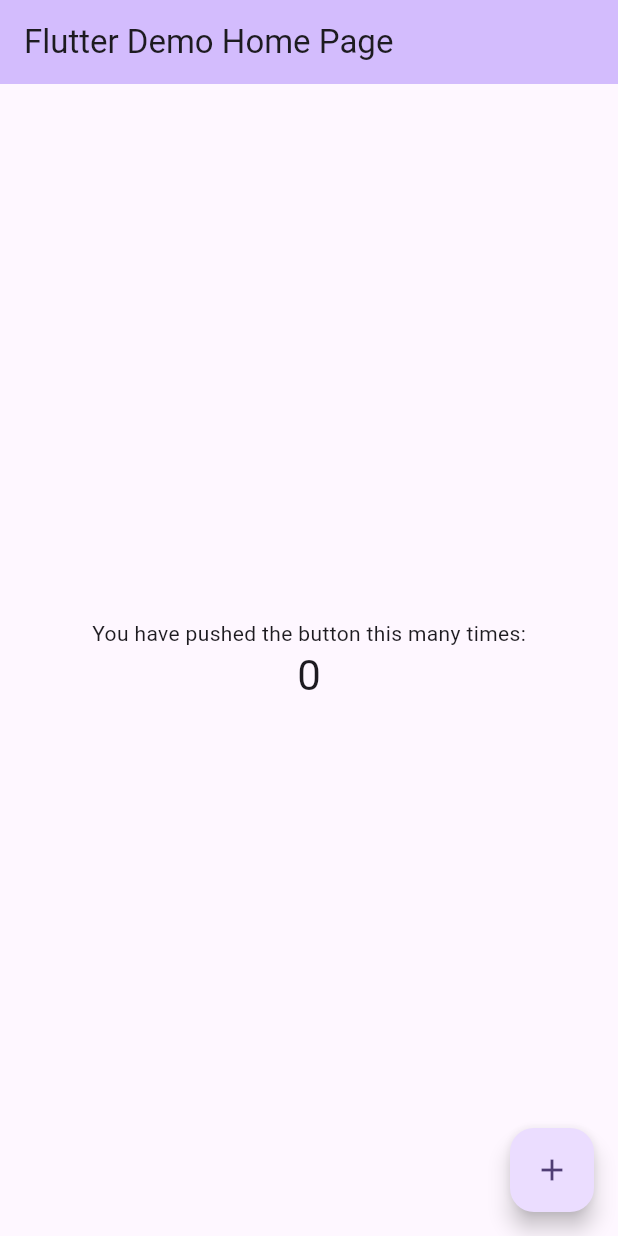
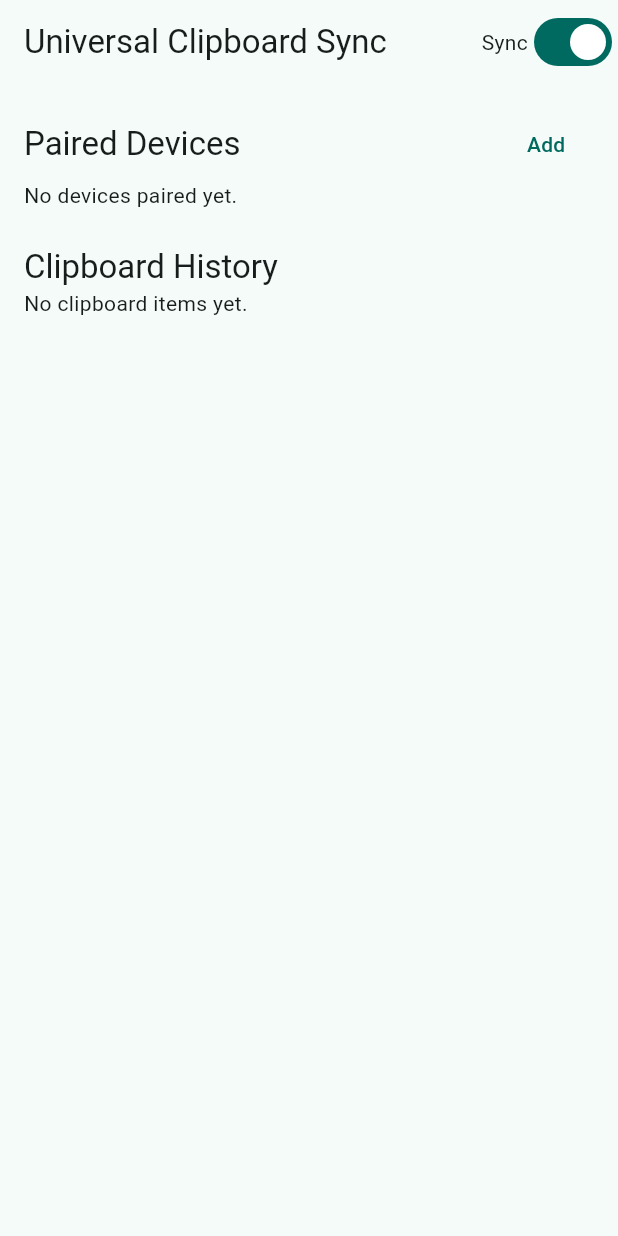
Before and after one commit to divyanshisaini100/James-Bond-Sync, a Flutter app: the screen it shows after launch, on a phone screen of 412 x 824 dp. Run offline on Flutter 3.47's test engine with Material 3 defaults, Android fonts, the phone set to English and light mode, and no system bars.

Commit message:
feat: scaffold client sync architecture

```diff
--- /dev/null
+++ b/lib/app.dart
@@ -0,0 +1,219 @@
+import 'package:flutter/material.dart';
+
+import 'app_state.dart';
+import 'models/clipboard_item.dart';
+import 'models/paired_device.dart';
+
+class AppRoot extends StatefulWidget {
+  const AppRoot({super.key});
+
+  @override
+  State<AppRoot> createState() => _AppRootState();
+}
+
+class _AppRootState extends State<AppRoot> {
+  late final AppState _appState;
+
+  @override
+  void initState() {
+    super.initState();
+    _appState = AppState();
+    _appState.start();
+  }
+
+  @override
+  void dispose() {
+    _appState.dispose();
+    super.dispose();
+  }
+
+  @override
+  Widget build(BuildContext context) {
+    return AppScope(
+      appState: _appState,
+      child: MaterialApp(
+        title: 'Universal Clipboard Sync',
+        theme: ThemeData(
+          colorScheme: ColorScheme.fromSeed(seedColor: Colors.teal),
+          useMaterial3: true,
+        ),
+        home: const HomeScreen(),
+      ),
+    );
+  }
+}
+
+class AppScope extends InheritedNotifier<AppState> {
+  const AppScope({super.key, required AppState appState, required Widget child})
+      : super(notifier: appState, child: child);
+
+  static AppState of(BuildContext context) {
+    final scope = context.dependOnInheritedWidgetOfExactType<AppScope>();
+    return scope!.notifier!;
+  }
+}
+
+class HomeScreen extends StatelessWidget {
+  const HomeScreen({super.key});
+
+  @override
+  Widget build(BuildContext context) {
+    final state = AppScope.of(context);
+    final devices = state.pairingManager.devices;
+    final history = state.historyStore.items;
+
+    return Scaffold(
+      appBar: AppBar(
+        title: const Text('Universal Clipboard Sync'),
+        actions: [
+          Row(
+            children: [
+              const Text('Sync'),
+              Switch(
+                value: state.isSyncEnabled,
+                onChanged: state.toggleSync,
+              ),
+            ],
+          ),
+        ],
+      ),
+      body: ListView(
+        padding: const EdgeInsets.all(16),
+        children: [
+          _SectionTitle(
+            title: 'Paired Devices',
+            trailing: TextButton(
+              onPressed: () => _showPairDialog(context),
+              child: const Text('Add'),
+            ),
+          ),
+          if (devices.isEmpty)
+            const Text('No devices paired yet.')
+          else
+            ...devices.map((d) => _DeviceTile(
+                  device: d,
+                  onRemove: () => state.removePairedDevice(d.id),
+                )),
+          const SizedBox(height: 24),
+          const _SectionTitle(title: 'Clipboard History'),
+          if (history.isEmpty)
+            const Text('No clipboard items yet.')
+          else
+            ...history.map((item) => _HistoryTile(item: item)),
+        ],
+      ),
+    );
+  }
+
+  Future<void> _showPairDialog(BuildContext context) async {
+    final nameController = TextEditingController();
+    final idController = TextEditingController();
+    final state = AppScope.of(context);
+
+    final result = await showDialog<bool>(
+      context: context,
+      builder: (context) {
+        return AlertDialog(
+          title: const Text('Pair Device'),
+          content: Column(
+            mainAxisSize: MainAxisSize.min,
+            children: [
+              TextField(
+                controller: nameController,
+                decoration: const InputDecoration(labelText: 'Device name'),
+              ),
+              TextField(
+                controller: idController,
+                decoration: const InputDecoration(labelText: 'Device ID'),
+              ),
+            ],
+          ),
+          actions: [
+            TextButton(
+              onPressed: () => Navigator.of(context).pop(false),
+              child: const Text('Cancel'),
+            ),
+            TextButton(
+              onPressed: () => Navigator.of(context).pop(true),
+              child: const Text('Pair'),
+            ),
+          ],
+        );
+      },
+    );
+
+    if (result == true) {
+      final name = nameController.text.trim();
+      final id = idController.text.trim();
+      if (name.isNotEmpty && id.isNotEmpty) {
+        state.addPairedDevice(id, name);
+      }
+    }
+  }
+}
+
+class _SectionTitle extends StatelessWidget {
+  const _SectionTitle({required this.title, this.trailing});
+
+  final String title;
+  final Widget? trailing;
+
+  @override
+  Widget build(BuildContext context) {
+    return Row(
+      mainAxisAlignment: MainAxisAlignment.spaceBetween,
+      children: [
+        Text(title, style: Theme.of(context).textTheme.titleLarge),
+        if (trailing != null) trailing!,
+      ],
+    );
+  }
+}
+
+class _DeviceTile extends StatelessWidget {
+  const _DeviceTile({required this.device, required this.onRemove});
+
+  final PairedDevice device;
+  final VoidCallback onRemove;
+
+  @override
+  Widget build(BuildContext context) {
+    return ListTile(
+      contentPadding: EdgeInsets.zero,
+      title: Text(device.name),
+      subtitle: Text(device.id),
+      trailing: Row(
+        mainAxisSize: MainAxisSize.min,
+        children: [
+          Icon(device.isOnline ? Icons.circle : Icons.circle_outlined,
+              color: device.isOnline ? Colors.green : Colors.grey, size: 12),
+          const SizedBox(width: 12),
+          IconButton(
+            onPressed: onRemove,
+            icon: const Icon(Icons.close),
+          ),
+        ],
+      ),
+    );
+  }
+}
+
+class _HistoryTile extends StatelessWidget {
+  const _HistoryTile({required this.item});
+
+  final ClipboardItem item;
+
+  @override
+  Widget build(BuildContext context) {
+    final state = AppScope.of(context);
+    final preview = item.text.length > 64 ? '${item.text.substring(0, 64)}...' : item.text;
+
+    return Card(
+      child: ListTile(
+        title: Text(preview),
+        subtitle: Text('From ${item.deviceId}'),
+        onTap: () => state.clipboardService.setClipboardText(item.text, suppressNextRead: true),
+      ),
+    );
+  }
+}
--- /dev/null
+++ b/lib/app_state.dart
@@ -0,0 +1,81 @@
+import 'package:flutter/foundation.dart';
+
+import 'models/paired_device.dart';
+import 'services/clipboard_service.dart';
+import 'services/history_store.dart';
+import 'services/offline_queue.dart';
+import 'services/pairing_manager.dart';
+import 'services/p2p_client.dart';
+import 'services/signaling_client.dart';
+import 'services/sync_engine.dart';
+
+class AppState extends ChangeNotifier {
+  AppState()
+      : historyStore = HistoryStore(),
+        pairingManager = PairingManager(),
+        clipboardService = ClipboardService(),
+        offlineQueue = OfflineQueue(),
+        p2pClient = StubP2PClient(),
+        signalingClient = StubSignalingClient() {
+    _syncEngine = SyncEngine(
+      localDeviceId: localDeviceId,
+      clipboardService: clipboardService,
+      historyStore: historyStore,
+      pairingManager: pairingManager,
+      offlineQueue: offlineQueue,
+      p2pClient: p2pClient,
+      signalingClient: signalingClient,
+    );
+    pairingManager.addListener(notifyListeners);
+    historyStore.addListener(notifyListeners);
+  }
+
+  final String localDeviceId = 'device-${DateTime.now().millisecondsSinceEpoch}';
+  final HistoryStore historyStore;
+  final PairingManager pairingManager;
+  final ClipboardService clipboardService;
+  final OfflineQueue offlineQueue;
+  final P2PClient p2pClient;
+  final SignalingClient signalingClient;
+  late final SyncEngine _syncEngine;
+
+  bool _isSyncEnabled = true;
+
+  bool get isSyncEnabled => _isSyncEnabled;
+
+  Future<void> start() async {
+    if (_isSyncEnabled) {
+      await _syncEngine.start();
+    }
+  }
+
+  Future<void> stop() async {
+    await _syncEngine.stop();
+  }
+
+  void toggleSync(bool enabled) {
+    _isSyncEnabled = enabled;
+    notifyListeners();
+    if (enabled) {
+      _syncEngine.start();
+    } else {
+      _syncEngine.stop();
+    }
+  }
+
+  void addPairedDevice(String id, String name) {
+    pairingManager.addDevice(PairedDevice(id: id, name: name));
+  }
+
+  void removePairedDevice(String id) {
+    pairingManager.removeDevice(id);
+  }
+
+  @override
+  void dispose() {
+    pairingManager.removeListener(notifyListeners);
+    historyStore.removeListener(notifyListeners);
+    stop();
+    super.dispose();
+  }
+}
--- a/lib/main.dart
+++ b/lib/main.dart
@@ -1,122 +1,7 @@
 import 'package:flutter/material.dart';
 
+import 'app.dart';
+
 void main() {
-  runApp(const MyApp());
+  runApp(const AppRoot());
 }
-
-class MyApp extends StatelessWidget {
-  const MyApp({super.key});
-
-  // This widget is the root of your application.
-  @override
-  Widget build(BuildContext context) {
-    return MaterialApp(
-      title: 'Flutter Demo',
-      theme: ThemeData(
-        // This is the theme of your application.
-        //
-        // TRY THIS: Try running your application with "flutter run". You'll see
-        // the application has a purple toolbar. Then, without quitting the app,
-        // try changing the seedColor in the colorScheme below to Colors.green
-        // and then invoke "hot reload" (save your changes or press the "hot
-        // reload" button in a Flutter-supported IDE, or press "r" if you used
-        // the command line to start the app).
-        //
-        // Notice that the counter didn't reset back to zero; the application
-        // state is not lost during the reload. To reset the state, use hot
-        // restart instead.
-        //
-        // This works for code too, not just values: Most code changes can be
-        // tested with just a hot reload.
-        colorScheme: .fromSeed(seedColor: Colors.deepPurple),
-      ),
-      home: const MyHomePage(title: 'Flutter Demo Home Page'),
-    );
-  }
-}
-
-class MyHomePage extends StatefulWidget {
-  const MyHomePage({super.key, required this.title});
-
-  // This widget is the home page of your application. It is stateful, meaning
-  // that it has a State object (defined below) that contains fields that affect
-  // how it looks.
-
-  // This class is the configuration for the state. It holds the values (in this
-  // case the title) provided by the parent (in this case the App widget) and
-  // used by the build method of the State. Fields in a Widget subclass are
-  // always marked "final".
-
-  final String title;
-
-  @override
-  State<MyHomePage> createState() => _MyHomePageState();
-}
-
-class _MyHomePageState extends State<MyHomePage> {
-  int _counter = 0;
-
-  void _incrementCounter() {
-    setState(() {
-      // This call to setState tells the Flutter framework that something has
-      // changed in this State, which causes it to rerun the build method below
-      // so that the display can reflect the updated values. If we changed
-      // _counter without calling setState(), then the build method would not be
-      // called again, and so nothing would appear to happen.
-      _counter++;
-    });
-  }
-
-  @override
-  Widget build(BuildContext context) {
-    // This method is rerun every time setState is called, for instance as done
-    // by the _incrementCounter method above.
-    //
-    // The Flutter framework has been optimized to make rerunning build methods
-    // fast, so that you can just rebuild anything that needs updating rather
-    // than having to individually change instances of widgets.
-    return Scaffold(
-      appBar: AppBar(
-        // TRY THIS: Try changing the color here to a specific color (to
-        // Colors.amber, perhaps?) and trigger a hot reload to see the AppBar
-        // change color while the other colors stay the same.
-        backgroundColor: Theme.of(context).colorScheme.inversePrimary,
-        // Here we take the value from the MyHomePage object that was created by
-        // the App.build method, and use it to set our appbar title.
-        title: Text(widget.title),
-      ),
-      body: Center(
-        // Center is a layout widget. It takes a single child and positions it
-        // in the middle of the parent.
-        child: Column(
-          // Column is also a layout widget. It takes a list of children and
-          // arranges them vertically. By default, it sizes itself to fit its
-          // children horizontally, and tries to be as tall as its parent.
-          //
-          // Column has various properties to control how it sizes itself and
-          // how it positions its children. Here we use mainAxisAlignment to
-          // center the children vertically; the main axis here is the vertical
-          // axis because Columns are vertical (the cross axis would be
-          // horizontal).
-          //
-          // TRY THIS: Invoke "debug painting" (choose the "Toggle Debug Paint"
-          // action in the IDE, or press "p" in the console), to see the
-          // wireframe for each widget.
-          mainAxisAlignment: .center,
-          children: [
-            const Text('You have pushed the button this many times:'),
-            Text(
-              '$_counter',
-              style: Theme.of(context).textTheme.headlineMedium,
-            ),
-          ],
-        ),
-      ),
-      floatingActionButton: FloatingActionButton(
-        onPressed: _incrementCounter,
-        tooltip: 'Increment',
-        child: const Icon(Icons.add),
-      ),
-    );
-  }
-}
--- /dev/null
+++ b/lib/models/paired_device.dart
@@ -0,0 +1,11 @@
+class PairedDevice {
+  PairedDevice({
+    required this.id,
+    required this.name,
+    this.isOnline = false,
+  });
+
+  final String id;
+  final String name;
+  bool isOnline;
+}
--- /dev/null
+++ b/lib/services/clipboard_service.dart
@@ -0,0 +1,43 @@
+import 'dart:async';
+
+import 'package:flutter/services.dart';
+
+typedef ClipboardChangeHandler = void Function(String text);
+
+class ClipboardService {
+  Timer? _pollTimer;
+  String _lastText = '';
+  String _suppressedText = '';
+
+  void startMonitoring(ClipboardChangeHandler onChange) {
+    _pollTimer?.cancel();
+    _pollTimer = Timer.periodic(const Duration(milliseconds: 800), (_) async {
+      final data = await Clipboard.getData('text/plain');
+      final text = data?.text ?? '';
+      if (text.isEmpty) {
+        return;
+      }
+      if (_suppressedText.isNotEmpty && text == _suppressedText) {
+        _suppressedText = '';
+        _lastText = text;
+        return;
+      }
+      if (text != _lastText) {
+        _lastText = text;
+        onChange(text);
+      }
+    });
+  }
+
+  Future<void> setClipboardText(String text, {bool suppressNextRead = false}) async {
+    if (suppressNextRead) {
+      _suppressedText = text;
+    }
+    await Clipboard.setData(ClipboardData(text: text));
+    _lastText = text;
+  }
+
+  void dispose() {
+    _pollTimer?.cancel();
+  }
+}
--- /dev/null
+++ b/lib/services/history_store.dart
@@ -0,0 +1,27 @@
+import 'package:flutter/foundation.dart';
+
+import '../models/clipboard_item.dart';
+
+class HistoryStore extends ChangeNotifier {
+  final List<ClipboardItem> _items = <ClipboardItem>[];
+  final Map<String, ClipboardItem> _byId = <String, ClipboardItem>{};
+
+  List<ClipboardItem> get items => List.unmodifiable(_items);
+
+  bool containsId(String id) => _byId.containsKey(id);
+
+  void add(ClipboardItem item) {
+    if (_byId.containsKey(item.id)) {
+      return;
+    }
+    _items.insert(0, item);
+    _byId[item.id] = item;
+    notifyListeners();
+  }
+
+  void clear() {
+    _items.clear();
+    _byId.clear();
+    notifyListeners();
+  }
+}
--- /dev/null
+++ b/lib/services/offline_queue.dart
@@ -0,0 +1,15 @@
+import '../models/clipboard_item.dart';
+
+class OfflineQueue {
+  final Map<String, List<ClipboardItem>> _queuedByDevice = <String, List<ClipboardItem>>{};
+
+  void enqueue(String deviceId, ClipboardItem item) {
+    final queue = _queuedByDevice.putIfAbsent(deviceId, () => <ClipboardItem>[]);
+    queue.add(item);
+  }
+
+  List<ClipboardItem> drainForDevice(String deviceId) {
+    final queue = _queuedByDevice.remove(deviceId);
+    return queue ?? <ClipboardItem>[];
+  }
+}
--- /dev/null
+++ b/lib/services/pairing_manager.dart
@@ -0,0 +1,32 @@
+import 'package:flutter/foundation.dart';
+
+import '../models/paired_device.dart';
+
+class PairingManager extends ChangeNotifier {
+  final List<PairedDevice> _devices = <PairedDevice>[];
+
+  List<PairedDevice> get devices => List.unmodifiable(_devices);
+
+  void addDevice(PairedDevice device) {
+    if (_devices.any((d) => d.id == device.id)) {
+      return;
+    }
+    _devices.add(device);
+    notifyListeners();
+  }
+
+  void removeDevice(String deviceId) {
+    _devices.removeWhere((d) => d.id == deviceId);
+    notifyListeners();
+  }
+
+  void updatePresence(String deviceId, bool isOnline) {
+    for (final device in _devices) {
+      if (device.id == deviceId) {
+        device.isOnline = isOnline;
+        notifyListeners();
+        break;
+      }
+    }
+  }
+}
--- /dev/null
+++ b/lib/services/sync_engine.dart
@@ -0,0 +1,122 @@
+import 'dart:convert';
+import 'dart:math';
+
+import '../models/clipboard_item.dart';
+import 'clipboard_service.dart';
+import 'history_store.dart';
+import 'offline_queue.dart';
+import 'pairing_manager.dart';
+import 'p2p_client.dart';
+import 'signaling_client.dart';
+
+class SyncEngine {
+  SyncEngine({
+    required this.localDeviceId,
+    required ClipboardService clipboardService,
+    required HistoryStore historyStore,
+    required PairingManager pairingManager,
+    required OfflineQueue offlineQueue,
+    required P2PClient p2pClient,
+    required SignalingClient signalingClient,
+  })  : _clipboardService = clipboardService,
+        _historyStore = historyStore,
+        _pairingManager = pairingManager,
+        _offlineQueue = offlineQueue,
+        _p2pClient = p2pClient,
+        _signalingClient = signalingClient;
+
+  final String localDeviceId;
+  final ClipboardService _clipboardService;
+  final HistoryStore _historyStore;
+  final PairingManager _pairingManager;
+  final OfflineQueue _offlineQueue;
+  final P2PClient _p2pClient;
+  final SignalingClient _signalingClient;
+
+  int _lastAppliedTimestamp = 0;
+
+  Future<void> start() async {
+    _clipboardService.startMonitoring(_handleLocalClipboardChange);
+    _p2pClient.setOnIncoming(_handleIncomingClipboardItem);
+    _signalingClient.setOnPresence(_handlePresence);
+    await _signalingClient.connect();
+  }
+
+  Future<void> stop() async {
+    _clipboardService.dispose();
+    _p2pClient.dispose();
+    await _signalingClient.disconnect();
+  }
+
+  void _handlePresence(String deviceId, bool isOnline) {
+    _pairingManager.updatePresence(deviceId, isOnline);
+    if (isOnline) {
+      final queued = _offlineQueue.drainForDevice(deviceId);
+      for (final item in queued) {
+        _p2pClient.sendToDevice(deviceId, item);
+      }
+    }
+  }
+
+  void _handleLocalClipboardChange(String text) {
+    final timestampMs = DateTime.now().millisecondsSinceEpoch;
+    final id = '${localDeviceId}_$timestampMs_${_randSuffix()}';
+    final item = ClipboardItem(
+      id: id,
+      deviceId: localDeviceId,
+      timestampMs: timestampMs,
+      dataType: 'text',
+      text: text,
+      hash: _hashText(text),
+    );
+    _applyAndBroadcast(item);
+  }
+
+  void _handleIncomingClipboardItem(ClipboardItem item, String fromDeviceId) {
+    if (_historyStore.containsId(item.id)) {
+      return;
+    }
+    if (item.timestampMs < _lastAppliedTimestamp) {
+      return;
+    }
+    _applyRemoteItem(item);
+  }
+
+  void _applyAndBroadcast(ClipboardItem item) {
+    _applyLocalItem(item);
+    final deviceIds = _pairingManager.devices.map((d) => d.id);
+    for (final device in _pairingManager.devices) {
+      if (device.isOnline) {
+        _p2pClient.sendToDevice(device.id, item);
+      } else {
+        _offlineQueue.enqueue(device.id, item);
+      }
+    }
+  }
+
+  void _applyLocalItem(ClipboardItem item) {
+    _lastAppliedTimestamp = max(_lastAppliedTimestamp, item.timestampMs);
+    _historyStore.add(item);
+  }
+
+  void _applyRemoteItem(ClipboardItem item) {
+    _lastAppliedTimestamp = max(_lastAppliedTimestamp, item.timestampMs);
+    _historyStore.add(item);
+    _clipboardService.setClipboardText(item.text, suppressNextRead: true);
+  }
+
+  String _hashText(String text) {
+    final bytes = utf8.encode(text);
+    var hash = 0;
+    for (final b in bytes) {
+      hash = (hash * 31 + b) & 0x7fffffff;
+    }
+    return hash.toString();
+  }
+
+  String _randSuffix() {
+    const alphabet = 'abcdefghijklmnopqrstuvwxyz0123456789';
+    final rand = Random();
+    return List<String>.generate(4, (_) => alphabet[rand.nextInt(alphabet.length)]).join();
+  }
+}
```
Also changed, not shown: lib/models/clipboard_item.dart (added, +17 -0 lines), lib/services/p2p_client.dart (added, +36 -0 lines), lib/services/signaling_client.dart (added, +26 -0 lines).
